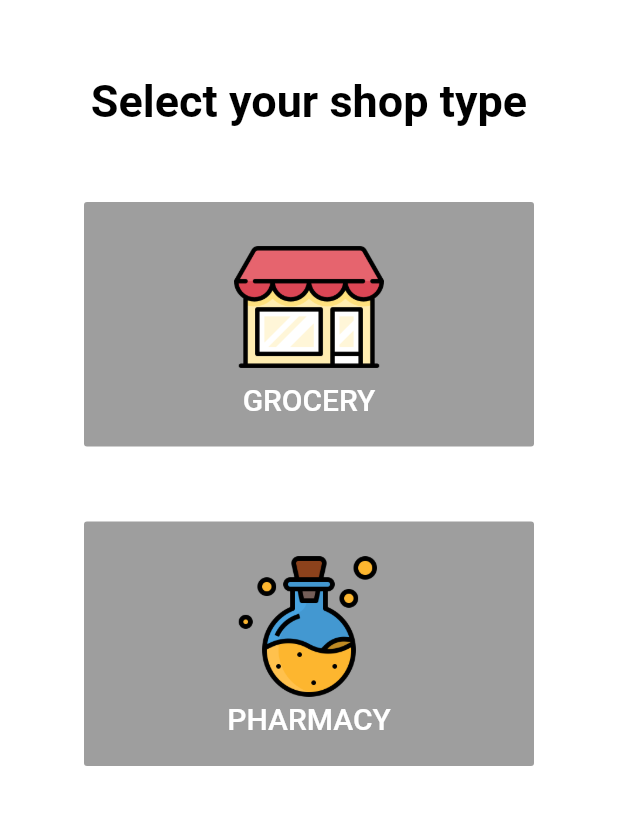
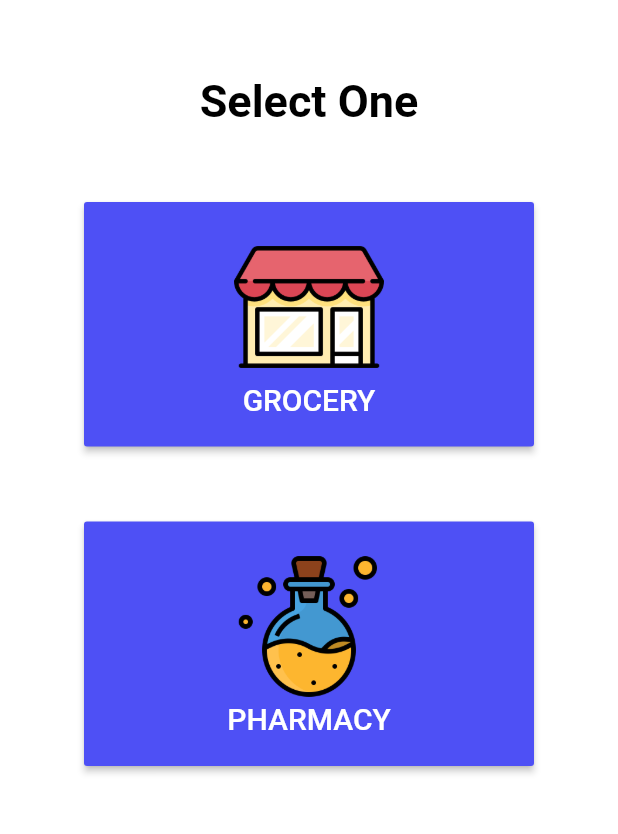
Before and after one commit to pepop99/ShopStock, a Flutter app: the shopTypeSelect screen opened directly, on a phone screen of 412 x 824 dp, the part 155-989 px from its top. Run offline on Flutter 3.47's test engine with Material 2 defaults, Android fonts, the phone set to English and light mode, and no system bars.

Commit message:
bug fixes

```diff
--- a/shopstock/lib/customerSignUp.dart
+++ b/shopstock/lib/customerSignUp.dart
@@ -1,4 +1,5 @@
 import 'package:flutter/material.dart';
+import 'package:shopstock/shoptypeselection.dart';
 
 class customerSignUp extends StatelessWidget {
   Widget _buildName() {
@@ -100,6 +101,7 @@ class customerSignUp extends StatelessWidget {
             style: TextStyle(
               color: Colors.white, fontSize: 20,),
           ),
+          onPressed: ()=>Navigator.push(context, MaterialPageRoute(builder: (context)=> shopTypeSelect())),
         ),
       ),
     );
--- a/shopstock/lib/shoptypeselection.dart
+++ b/shopstock/lib/shoptypeselection.dart
@@ -37,7 +37,7 @@ class _shopTypeSelectState extends State<shopTypeSelect> {
               height: 50,
             ),
             Text(
-              "Select your shop type",
+              "Select One",
               style: TextStyle(
                   color: Colors.black, fontSize: 30, fontWeight: FontWeight.bold),
             ),
@@ -68,6 +68,8 @@ class _shopTypeSelectState extends State<shopTypeSelect> {
                         ],
                       ),
 //                      onPressed: ()=>Navigator.push(context, MaterialPageRoute(builder: (context)=> customerSignUp())),
+                      onPressed: (){},
+
                       color: Color.fromRGBO(78, 80, 245, 1),
                     ),
                     SizedBox(
@@ -93,6 +95,8 @@ class _shopTypeSelectState extends State<shopTypeSelect> {
                         ],
                       ),
 //                      onPressed: ()=>Navigator.push(context, MaterialPageRoute(builder: (context)=> shopKeeperSignIn())),
+                      onPressed: (){},
+
                       color: Color.fromRGBO(78, 80, 245, 1),
                     ),
                   ],
```
